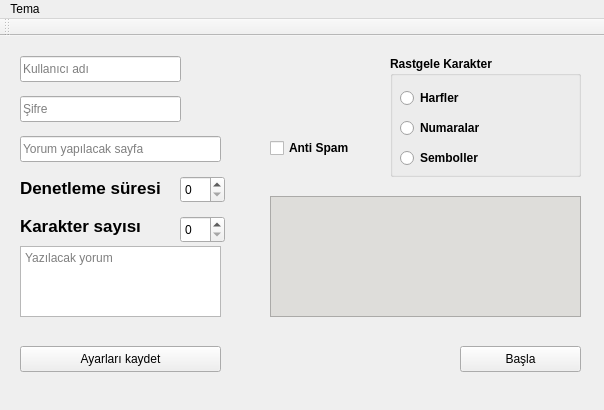
ramo828/instagram-auto-comment, file main.ui: the form before one commit.
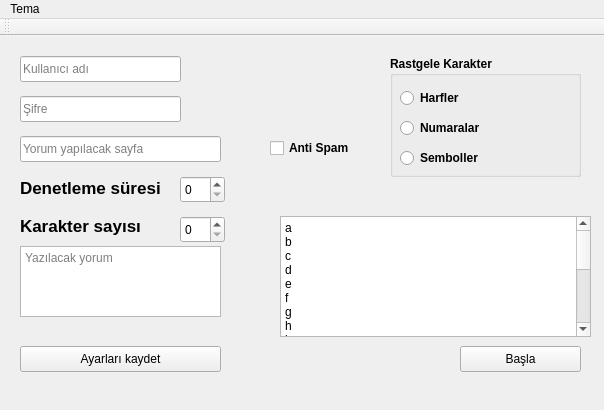
The form after the commit.

Commit message: app terminal end cursor problemfix

What changed in the file:
```diff
--- a/main.ui
+++ b/main.ui
@@ -245,32 +245,49 @@
      <string>Başla</string>
     </property>
    </widget>
-   <widget class="QTextEdit" name="terminal">
+   <widget class="QPlainTextEdit" name="plainTextEdit">
     <property name="geometry">
      <rect>
-      <x>270</x>
-      <y>160</y>
+      <x>280</x>
+      <y>180</y>
       <width>311</width>
       <height>121</height>
      </rect>
     </property>
-    <property name="styleSheet">
-     <string notr="true">background-color: rgb(222, 221, 218);
-selection-color: rgb(153, 193, 241);</string>
+    <property name="sizePolicy">
+     <sizepolicy hsizetype="Maximum" vsizetype="Maximum">
+      <horstretch>0</horstretch>
+      <verstretch>0</verstretch>
+     </sizepolicy>
     </property>
-    <property name="readOnly">
+    <property name="font">
+     <font>
+      <stylestrategy>PreferAntialias</stylestrategy>
+     </font>
+    </property>
+    <property name="mouseTracking">
+     <bool>false</bool>
+    </property>
+    <property name="focusPolicy">
+     <enum>Qt::TabFocus</enum>
+    </property>
+    <property name="plainText">
+     <string>a
+b
+c
+d
+e
+f
+g
+h
+j
+k
+l
+</string>
+    </property>
+    <property name="centerOnScroll">
      <bool>true</bool>
     </property>
-    <property name="html">
-     <string>&lt;!DOCTYPE HTML PUBLIC &quot;-//W3C//DTD HTML 4.0//EN&quot; &quot;http://www.w3.org/TR/REC-html40/strict.dtd&quot;&gt;
-&lt;html&gt;&lt;head&gt;&lt;meta name=&quot;qrichtext&quot; content=&quot;1&quot; /&gt;&lt;meta charset=&quot;utf-8&quot; /&gt;&lt;style type=&quot;text/css&quot;&gt;
-p, li { white-space: pre-wrap; }
-hr { height: 1px; border-width: 0; }
-li.unchecked::marker { content: &quot;\2610&quot;; }
-li.checked::marker { content: &quot;\2612&quot;; }
-&lt;/style&gt;&lt;/head&gt;&lt;body style=&quot; font-family:'Cantarell'; font-size:11pt; font-weight:400; font-style:normal;&quot;&gt;
-&lt;p align=&quot;center&quot; style=&quot;-qt-paragraph-type:empty; margin-top:0px; margin-bottom:0px; margin-left:0px; margin-right:0px; -qt-block-indent:0; text-indent:0px;&quot;&gt;&lt;br /&gt;&lt;/p&gt;&lt;/body&gt;&lt;/html&gt;</string>
-    </property>
    </widget>
   </widget>
   <widget class="QMenuBar" name="menubar">
```
Left out of the diff: 3 changed lines with no effect on the pictures. The commit also changes 3 other files.
